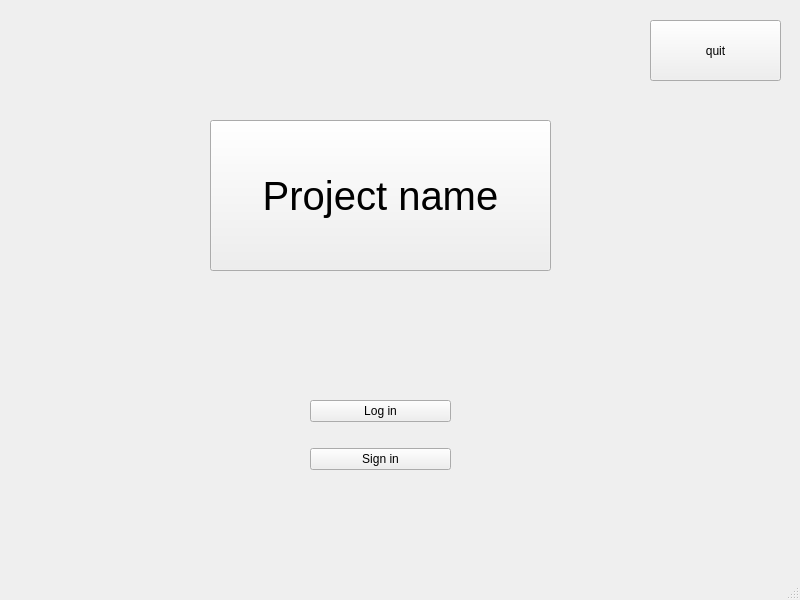
Old version of the form startscene.ui in the repository U-Keun/Qt_Account_Project.
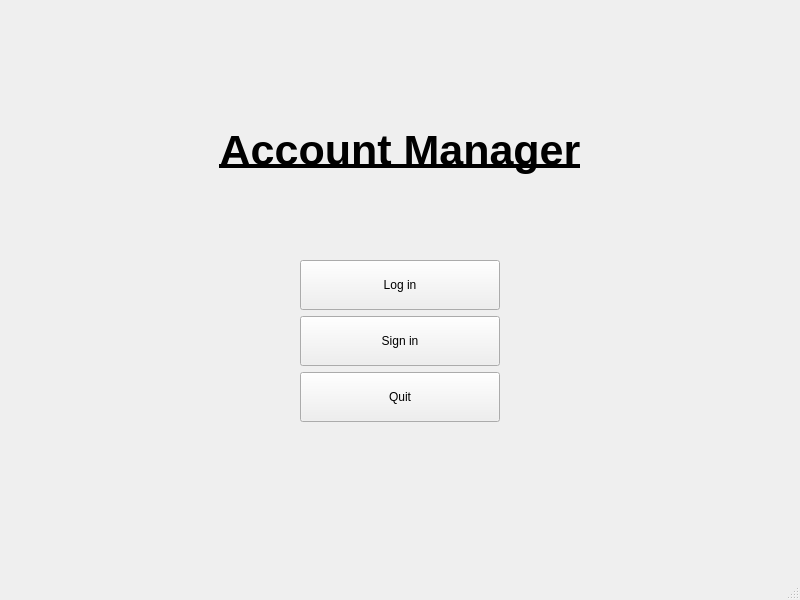
New version of the form.

Commit message:
ui : 시작 화면 ui 수정
버튼으로 되어 있던 프로그램 이름을 QLabel로 수정했습니다.

Diff of the .ui file:
```diff
--- a/startscene.ui
+++ b/startscene.ui
@@ -14,63 +14,112 @@
    <string>MainWindow</string>
   </property>
   <widget class="QWidget" name="centralwidget">
-   <widget class="QPushButton" name="pushButton">
-    <property name="geometry">
-     <rect>
-      <x>210</x>
-      <y>120</y>
-      <width>341</width>
-      <height>151</height>
-     </rect>
-    </property>
-    <property name="font">
-     <font>
-      <pointsize>30</pointsize>
-     </font>
-    </property>
-    <property name="text">
-     <string>Project name</string>
-    </property>
-   </widget>
-   <widget class="QPushButton" name="pushButton_4">
-    <property name="geometry">
-     <rect>
-      <x>650</x>
-      <y>20</y>
-      <width>131</width>
-      <height>61</height>
-     </rect>
-    </property>
-    <property name="text">
-     <string>quit</string>
-    </property>
-   </widget>
    <widget class="QWidget" name="layoutWidget">
     <property name="geometry">
      <rect>
-      <x>310</x>
-      <y>380</y>
-      <width>141</width>
-      <height>111</height>
+      <x>300</x>
+      <y>260</y>
+      <width>202</width>
+      <height>165</height>
      </rect>
     </property>
-    <layout class="QVBoxLayout" name="verticalLayout">
+    <layout class="QVBoxLayout" name="buttonLayout" stretch="0,0,0">
+     <property name="sizeConstraint">
+      <enum>QLayout::SizeConstraint::SetDefaultConstraint</enum>
+     </property>
      <item>
-      <widget class="QPushButton" name="pushButton_2">
+      <widget class="QPushButton" name="logInButton">
+       <property name="enabled">
+        <bool>true</bool>
+       </property>
+       <property name="minimumSize">
+        <size>
+         <width>0</width>
+         <height>0</height>
+        </size>
+       </property>
+       <property name="maximumSize">
+        <size>
+         <width>200</width>
+         <height>50</height>
+        </size>
+       </property>
        <property name="text">
         <string>Log in</string>
        </property>
       </widget>
      </item>
      <item>
-      <widget class="QPushButton" name="pushButton_3">
+      <widget class="QPushButton" name="signInButton">
+       <property name="minimumSize">
+        <size>
+         <width>200</width>
+         <height>50</height>
+        </size>
+       </property>
+       <property name="maximumSize">
+        <size>
+         <width>200</width>
+         <height>50</height>
+        </size>
+       </property>
        <property name="text">
         <string>Sign in</string>
        </property>
       </widget>
      </item>
+     <item>
+      <widget class="QPushButton" name="quitButton">
+       <property name="maximumSize">
+        <size>
+         <width>200</width>
+         <height>50</height>
+        </size>
+       </property>
+       <property name="text">
+        <string>Quit</string>
+       </property>
+      </widget>
+     </item>
     </layout>
    </widget>
+   <widget class="QLabel" name="label">
+    <property name="geometry">
+     <rect>
+      <x>150</x>
+      <y>100</y>
+      <width>500</width>
+      <height>100</height>
+     </rect>
+    </property>
+    <property name="minimumSize">
+     <size>
+      <width>500</width>
+      <height>100</height>
+     </size>
+    </property>
+    <property name="maximumSize">
+     <size>
+      <width>500</width>
+      <height>100</height>
+     </size>
+    </property>
+    <property name="font">
+     <font>
+      <family>Arial</family>
+      <pointsize>32</pointsize>
+      <italic>false</italic>
+      <bold>true</bold>
+      <underline>true</underline>
+     </font>
+    </property>
+    <property name="text">
+     <string>Account Manager</string>
+    </property>
+    <property name="alignment">
+     <set>Qt::AlignmentFlag::AlignCenter</set>
+    </property>
+   </widget>
   </widget>
   <widget class="QMenuBar" name="menubar">
    <property name="geometry">
```
